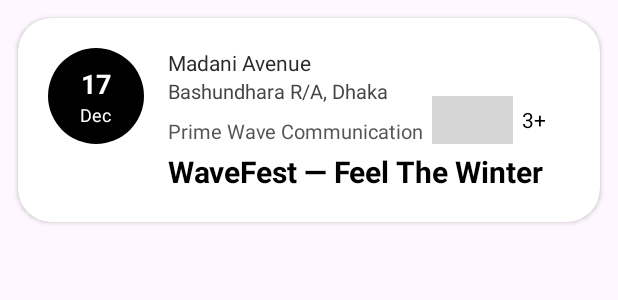
After one commit to ajoycodes/EventHive, an Android app: the layout event_card.xml on its own in the app's theme, with its tools: preview values and no code run, on a phone screen of 412 x 824 dp. The commit adds this screen. Shown: the top 300 px of the screen. Run offline under Robolectric (Android 15) with nearby library versions, the phone set to English and light mode, and no system bars; grey boxes are pictures that could not be loaded.

Commit message:
Added Event Card and RecyclerView

```diff
--- /dev/null
+++ b/app/src/main/res/layout/event_card.xml
@@ -0,0 +1,124 @@
+<?xml version="1.0" encoding="utf-8"?>
+<androidx.cardview.widget.CardView xmlns:android="http://schemas.android.com/apk/res/android"
+    xmlns:card_view="http://schemas.android.com/apk/res-auto"
+    android:layout_width="match_parent"
+    android:layout_height="wrap_content"
+    android:layout_margin="12dp"
+    card_view:cardCornerRadius="22dp"
+    card_view:cardElevation="2dp">
+
+    <RelativeLayout
+        android:id="@+id/cardBg"
+        android:layout_width="match_parent"
+        android:layout_height="wrap_content"
+        android:padding="20dp">
+
+        <!-- DATE CIRCLE -->
+        <LinearLayout
+            android:id="@+id/dateCircle"
+            android:layout_width="64dp"
+            android:layout_height="64dp"
+            android:orientation="vertical"
+            android:gravity="center"
+            android:background="@drawable/round_black"
+            android:layout_alignParentStart="true">
+
+            <TextView
+                android:id="@+id/tvDate"
+                android:layout_width="wrap_content"
+                android:layout_height="wrap_content"
+                android:text="17"
+                android:textStyle="bold"
+                android:textColor="#FFFFFF"
+                android:textSize="18sp"/>
+
+            <TextView
+                android:id="@+id/tvMonth"
+                android:layout_width="wrap_content"
+                android:layout_height="wrap_content"
+                android:text="Dec"
+                android:textColor="#FFFFFF"
+                android:textSize="12sp"/>
+        </LinearLayout>
+
+        <!-- TEXT CONTENT -->
+        <LinearLayout
+            android:layout_width="match_parent"
+            android:layout_height="wrap_content"
+            android:orientation="vertical"
+            android:layout_toEndOf="@id/dateCircle"
+            android:layout_marginStart="16dp">
+
+            <TextView
+                android:id="@+id/tvVenue"
+                android:layout_width="wrap_content"
+                android:layout_height="wrap_content"
+                android:text="Madani Avenue"
+                android:textSize="14sp"
+                android:textColor="#2A2A2A"/>
+
+            <TextView
+                android:id="@+id/tvLocation"
+                android:layout_width="wrap_content"
+                android:layout_height="wrap_content"
+                android:text="Bashundhara R/A, Dhaka"
+                android:textSize="13sp"
+                android:textColor="#444"/>
+
+            <TextView
+                android:id="@+id/tvOrganizer"
+                android:layout_width="wrap_content"
+                android:layout_height="wrap_content"
+                android:layout_marginTop="8dp"
+                android:text="Prime Wave Communication"
+                android:textSize="13sp"
+                android:textColor="#555"/>
+
+            <TextView
+                android:id="@+id/tvTitle"
+                android:layout_width="wrap_content"
+                android:layout_height="wrap_content"
+                android:layout_marginTop="4dp"
+                android:text="WaveFest — Feel The Winter"
+                android:textSize="20sp"
+                android:textStyle="bold"
+                android:textColor="#000"/>
+        </LinearLayout>
+
+        <!-- PARTICIPANTS -->
+        <LinearLayout
+            android:layout_width="wrap_content"
+            android:layout_height="wrap_content"
+            android:orientation="horizontal"
+            android:gravity="center"
+            android:layout_alignParentEnd="true"
+            android:layout_centerVertical="true">
+
+            <ImageView
+                android:layout_width="32dp"
+                android:layout_height="32dp"
+                android:src="@drawable/sample_person_1"
+                android:background="@drawable/round_white"
+                android:padding="2dp"/>
+
+            <ImageView
+                android:layout_width="32dp"
+                android:layout_height="32dp"
+                android:layout_marginStart="-10dp"
+                android:src="@drawable/sample_person_2"
+                android:background="@drawable/round_white"
+                android:padding="2dp"/>
+
+            <TextView
+                android:layout_width="48dp"
+                android:layout_height="32dp"
+                android:gravity="center"
+                android:layout_marginStart="-10dp"
+                android:background="@drawable/round_white"
+                android:text="3+"
+                android:textColor="#000"/>
+        </LinearLayout>
+
+    </RelativeLayout>
+
+</androidx.cardview.widget.CardView>
```
Also changed, not shown: app/src/main/java/com/example/eventhive/MainActivity.java (deleted, +0 -25 lines), app/src/main/java/com/example/eventhive/adapters/EventAdapter.java (added, +70 -0 lines), app/src/main/java/com/example/eventhive/models/Event.java (added, +29 -0 lines), app/src/main/res/font/urbanist.xml (added, +7 -0 lines), app/src/main/res/layout/activity_dashboard.xml (added, +119 -0 lines), app/src/main/res/layout/activity_login.xml (+5 -5 lines), app/src/main/res/layout/activity_register.xml (+174 -86 lines), app/src/main/res/font/Urbanist-Italic-VariableFont_wght.ttf (added), app/src/main/res/font/urbanist.ttf (added), 1 other file.
